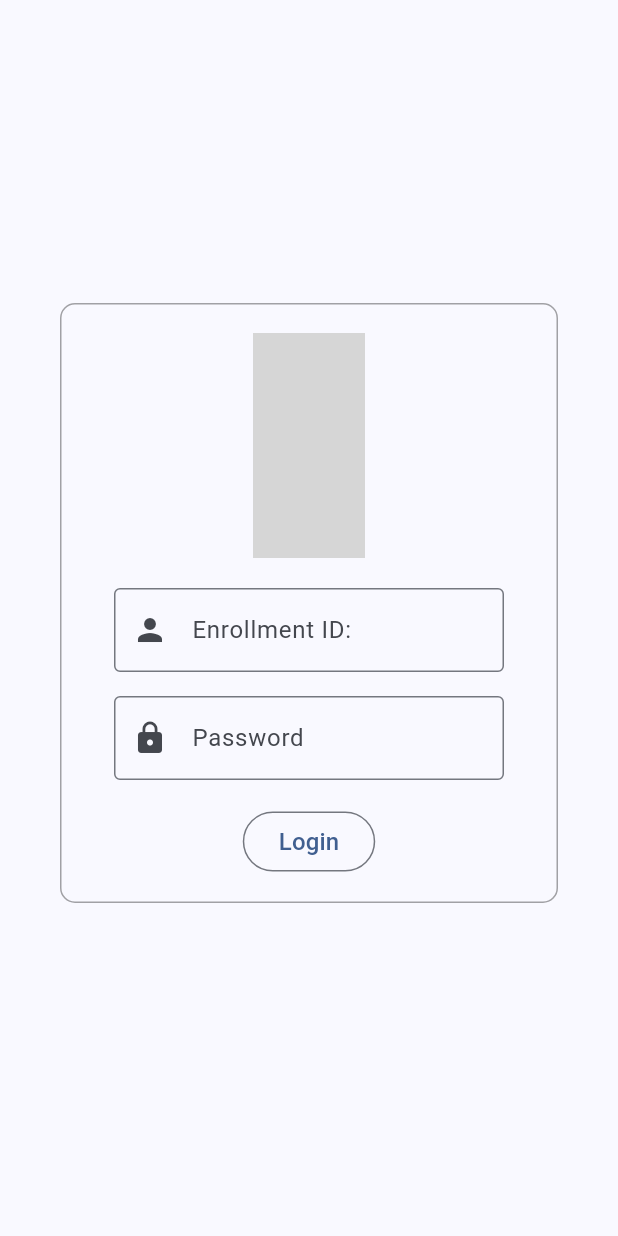
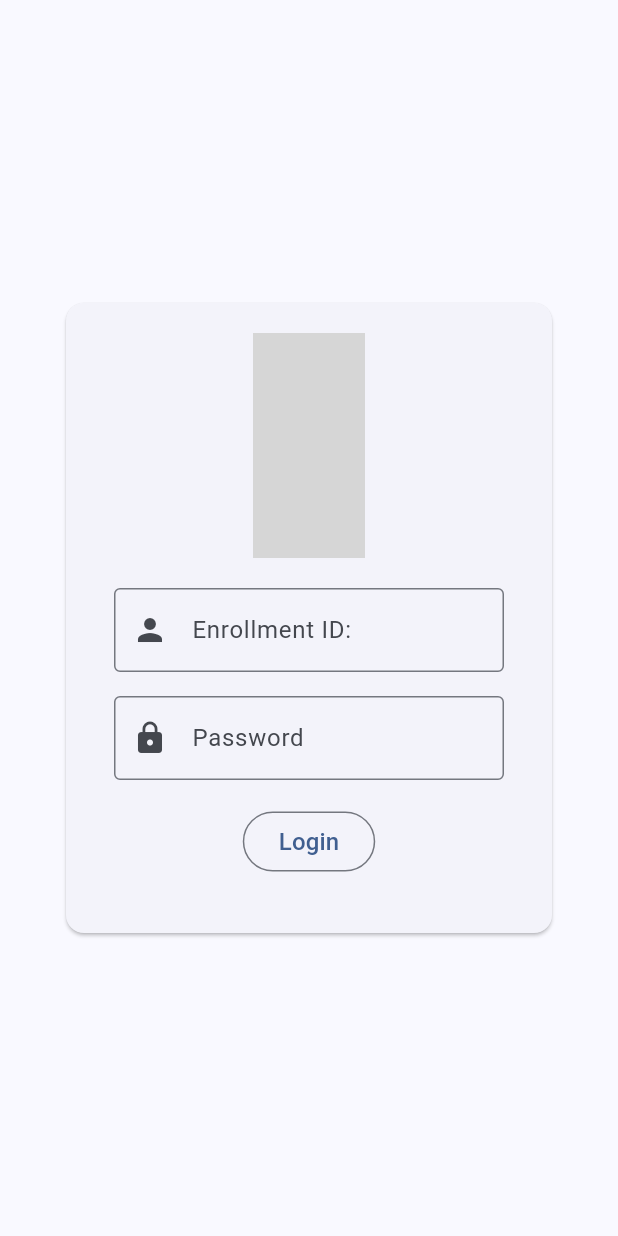
Before and after one commit to deev-narayan/Attendo_BBAU, a Flutter app: the screen it shows after launch, on a phone screen of 412 x 824 dp. Run offline on Flutter 3.47's test engine with Material 3 defaults, Android fonts, the phone set to English and light mode, and no system bars; grey boxes are pictures that could not be loaded.

Commit message:
convert containers in card

```diff
--- a/lib/pages/login.dart
+++ b/lib/pages/login.dart
@@ -19,11 +19,12 @@ class _LoginState extends State<Login> {
           Container(
             height: double.infinity,
             width: double.infinity,
-            decoration: BoxDecoration(
-
+            decoration: BoxDecoration(),
           ),
-          ),
-          Center(
+          Padding(
+            padding: const EdgeInsets.fromLTRB(40, 0, 40, 0),
+            child: Center(
+              child: Card(
                 child: Column(
                   mainAxisSize: MainAxisSize.min,
                   children: [
@@ -32,14 +33,12 @@ class _LoginState extends State<Login> {
                       height: 400,
                       width: 350,
                       decoration: BoxDecoration(
-                    color: const Color.fromARGB(19, 255, 255, 255),
                         borderRadius: BorderRadius.circular(10),
-                    border: Border.all(
-                      color: const Color.fromARGB(90, 0, 0, 0),
-                    ),
                       ),
                     ),
                   ],
+                ),
+              ),
             ),
           ),
           Center(
@@ -50,7 +49,12 @@ class _LoginState extends State<Login> {
                 Image.asset(
                   "./assets/images/hero.png",
                   height: 150,
-                  color: const Color.fromARGB(255, 0, 132, 255), // your desired color
+                  color: const Color.fromARGB(
+                    255,
+                    0,
+                    132,
+                    255,
+                  ), // your desired color
                   colorBlendMode: BlendMode.srcIn,
                 ),
                 Container(
```
Lines whose indentation alone changed are shown as unchanged.
